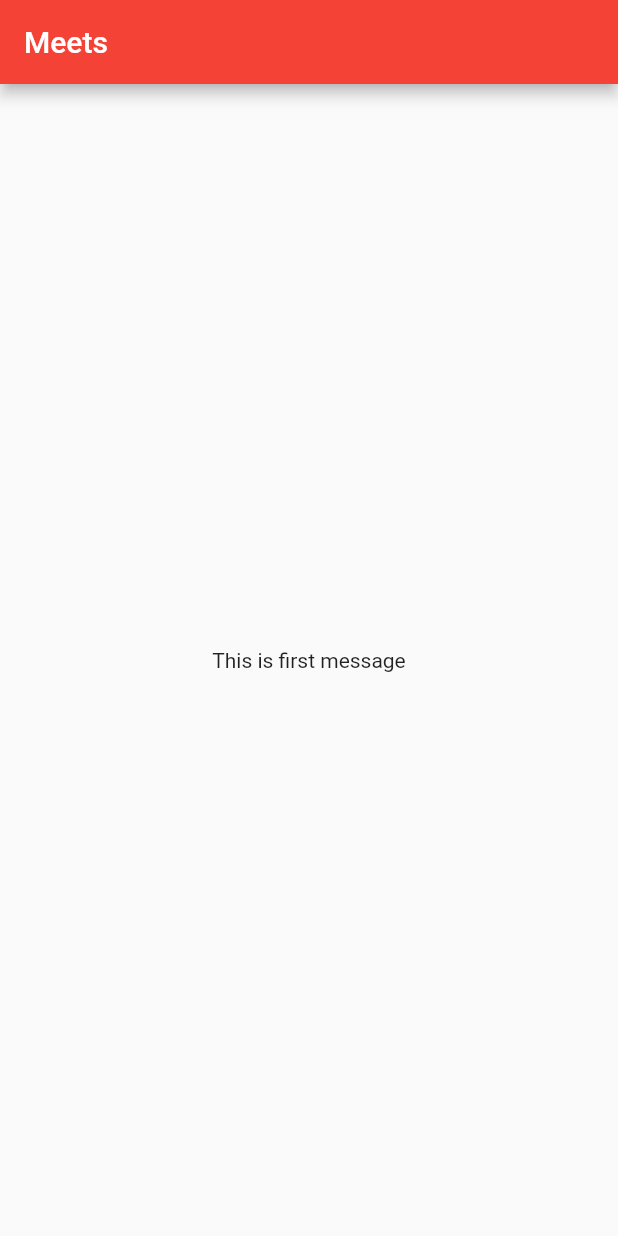
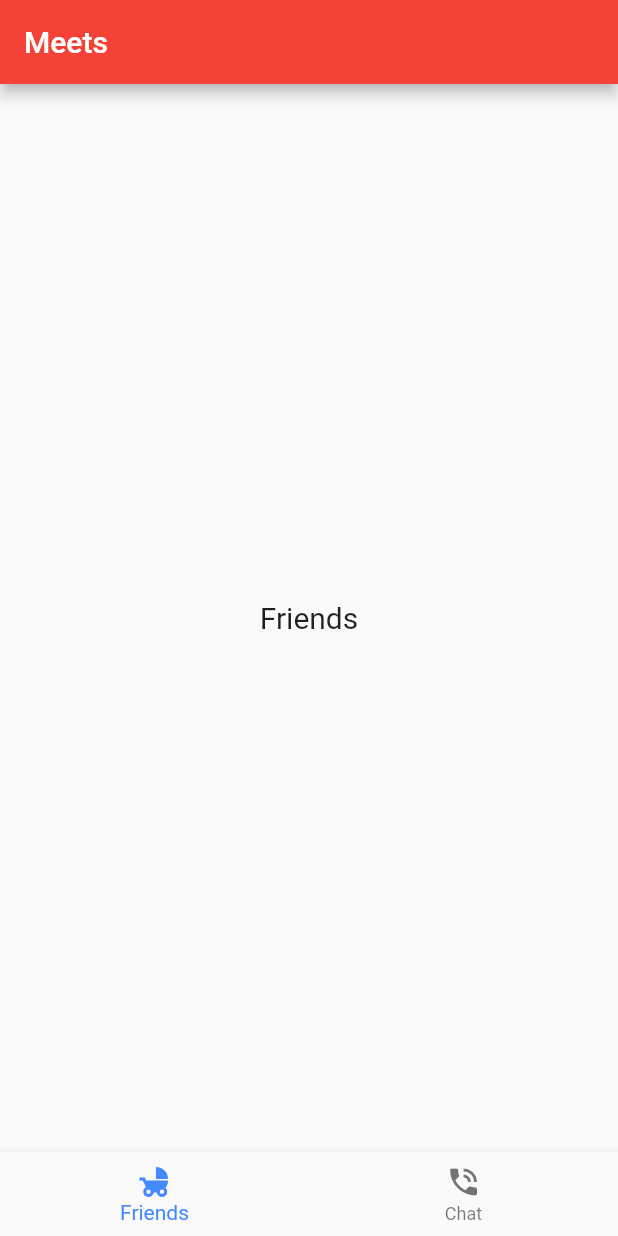
Before and after one commit to bangbang400/meets_on_flutter, a Flutter app: the screen it shows after launch, on a phone screen of 412 x 824 dp. Run offline on Flutter 3.47's test engine with Material 2 defaults, Android fonts, the phone set to English and light mode, and no system bars.

Commit message:
BottomNavigationを追記

```diff
--- /dev/null
+++ b/lib/BottomTabPage.dart
@@ -0,0 +1,40 @@
+import 'package:flutter/material.dart';
+import 'package:meets_on_flutter/ChatTabPage.dart';
+import 'package:meets_on_flutter/FriendsTabPage.dart';
+
+class BottomTabPage extends StatefulWidget {
+  @override
+  State<StatefulWidget> createState() {
+    return _BottomTabPage();
+  }
+}
+
+class _BottomTabPage extends State<BottomTabPage> {
+  int _currentIndex = 0;
+  final _pageWidgets = [
+    FriendsTabPage(),
+    ChatTabPage()
+  ];
+
+  @override
+  Widget build(BuildContext context) {
+    return Scaffold(
+      appBar: AppBar(
+        title: Text('Meets'),
+      ),
+      body: _pageWidgets.elementAt(_currentIndex),
+      bottomNavigationBar: BottomNavigationBar(
+        items: <BottomNavigationBarItem>[
+          // textではなくて、labelにしないとダメらしい
+          BottomNavigationBarItem(icon: Icon(Icons.child_friendly),label: 'Friends',),
+          BottomNavigationBarItem(icon: Icon(Icons.phone_in_talk), label: 'Chat')
+        ],
+        currentIndex: _currentIndex,
+        fixedColor: Colors.blueAccent,
+        onTap: _onItemTapped,
+        type: BottomNavigationBarType.fixed,
+      ),
+    );
+  }
+  void _onItemTapped(int index) => setState(() => _currentIndex = index);
+}
--- /dev/null
+++ b/lib/ChatTabPage.dart
@@ -0,0 +1,18 @@
+import 'package:flutter/material.dart';
+
+class ChatTabPage extends StatelessWidget {
+  @override
+  Widget build(BuildContext context) {
+    return Scaffold(
+      // backgroundColor: Colors.blue,
+      body: Center(
+        child: Text(
+          "Chat",
+          style: TextStyle(
+              fontSize: 20
+          ),
+        ),
+      ),
+    );
+  }
+}
--- /dev/null
+++ b/lib/FriendsTabPage.dart
@@ -0,0 +1,18 @@
+import 'package:flutter/material.dart';
+
+class FriendsTabPage extends StatelessWidget {
+  @override
+  Widget build(BuildContext context) {
+    return Scaffold(
+      // backgroundColor: Colors.orange,
+      body: Center(
+        child: Text(
+          "Friends",
+          style: TextStyle(
+            fontSize: 20
+          ),
+        ),
+      ),
+    );
+  }
+}
--- a/lib/main.dart
+++ b/lib/main.dart
@@ -1,4 +1,5 @@
 import 'package:flutter/material.dart';
+import 'package:meets_on_flutter/BottomTabPage.dart';
 import 'package:meets_on_flutter/hexColor.dart';
 
 void main() {
@@ -17,37 +18,8 @@ class MyApp extends StatelessWidget {
         // HexColor('00ced1')
         primarySwatch: Colors.red,
       ),
-      home: const MyHomePage(title: 'Meets'),
+      // home: const MyHomePage(title: 'Meets'),
+      home: BottomTabPage()
     );
   }
 }
-
-class MyHomePage extends StatefulWidget {
-  const MyHomePage({Key? key, required this.title}) : super(key: key);
-  final String title;
-
-  @override
-  State<MyHomePage> createState() => _MyHomePageState();
-}
-
-class _MyHomePageState extends State<MyHomePage> {
-
-  @override
-  Widget build(BuildContext context) {
-    return Scaffold(
-      appBar: AppBar(
-        title: Text(widget.title),
-      ),
-      body: Center(
-        child: Column(
-          mainAxisAlignment: MainAxisAlignment.center,
-          children: <Widget>[
-            const Text(
-              'This is first message',
-            ),
-          ],
-        ),
-      ),
-    );
-  }
-}
```
